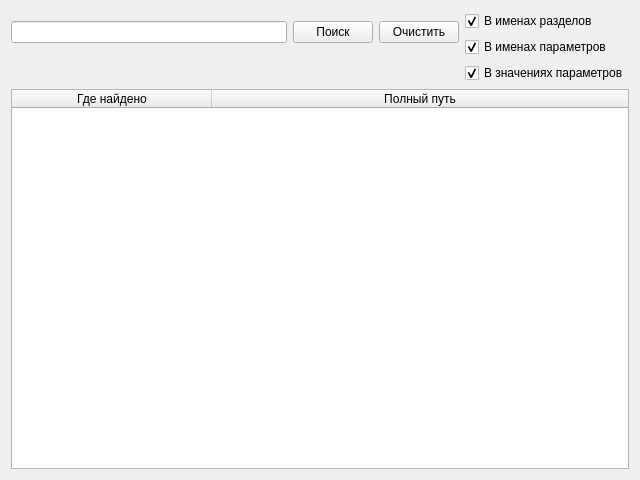
This is search.ui in CanisFerox/pruf as Qt 5 draws it before an edit. The edited form follows.
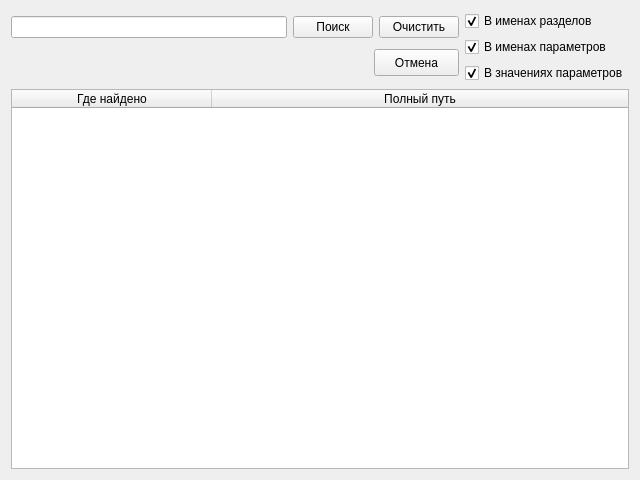
This is the edited form.

Commit message: Добавил кнопки "отмена" на формы, чтобы в Cinnamon'е можно было закрыть окошки

Patch:
```diff
--- a/search.ui
+++ b/search.ui
@@ -24,7 +24,7 @@
   </property>
   <layout class="QVBoxLayout" name="verticalLayout_3">
    <item>
-    <layout class="QHBoxLayout" name="horizontalLayout_2">
+    <layout class="QHBoxLayout" name="horizontalLayout_3">
      <item>
       <layout class="QVBoxLayout" name="verticalLayout_2">
        <item>
@@ -74,6 +74,8 @@
         </layout>
        </item>
        <item>
+        <layout class="QHBoxLayout" name="horizontalLayout_2">
+         <item>
         <widget class="QLabel" name="status_label">
          <property name="sizePolicy">
           <sizepolicy hsizetype="Preferred" vsizetype="Fixed">
@@ -85,6 +87,27 @@
           <string/>
          </property>
         </widget>
+         </item>
+         <item>
+          <widget class="QPushButton" name="exit_button">
+           <property name="minimumSize">
+            <size>
+             <width>85</width>
+             <height>27</height>
+            </size>
+           </property>
+           <property name="maximumSize">
+            <size>
+             <width>85</width>
+             <height>27</height>
+            </size>
+           </property>
+           <property name="text">
+            <string>Отмена</string>
+           </property>
+          </widget>
+         </item>
+        </layout>
        </item>
       </layout>
      </item>
```
Lines whose indentation alone changed are shown as unchanged. The commit also changes 7 other files.
